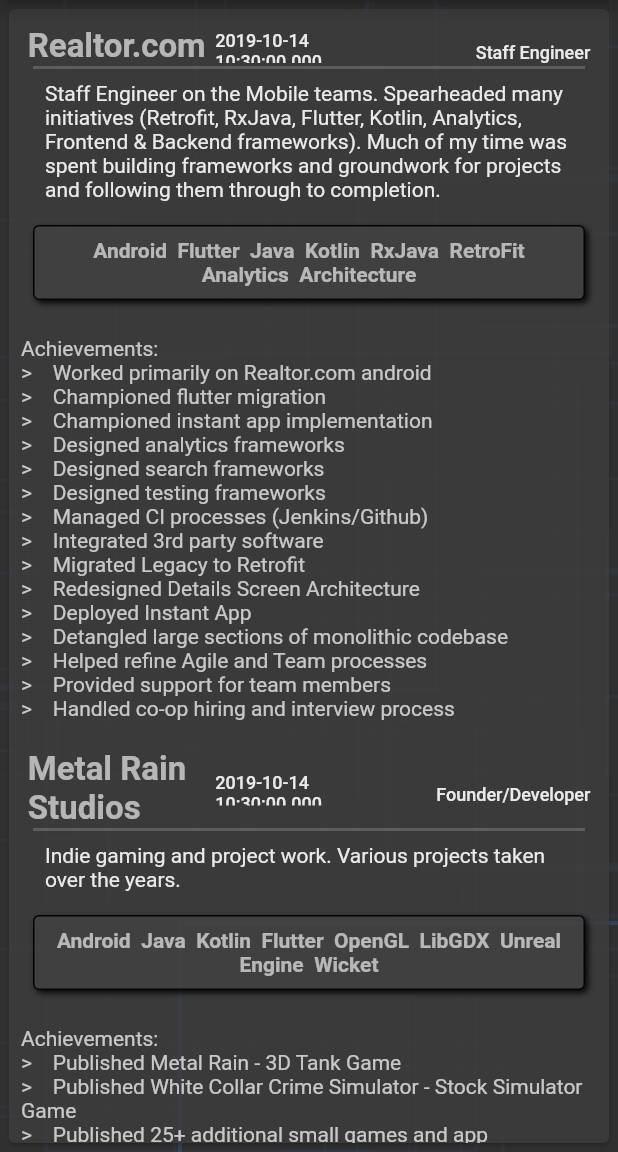
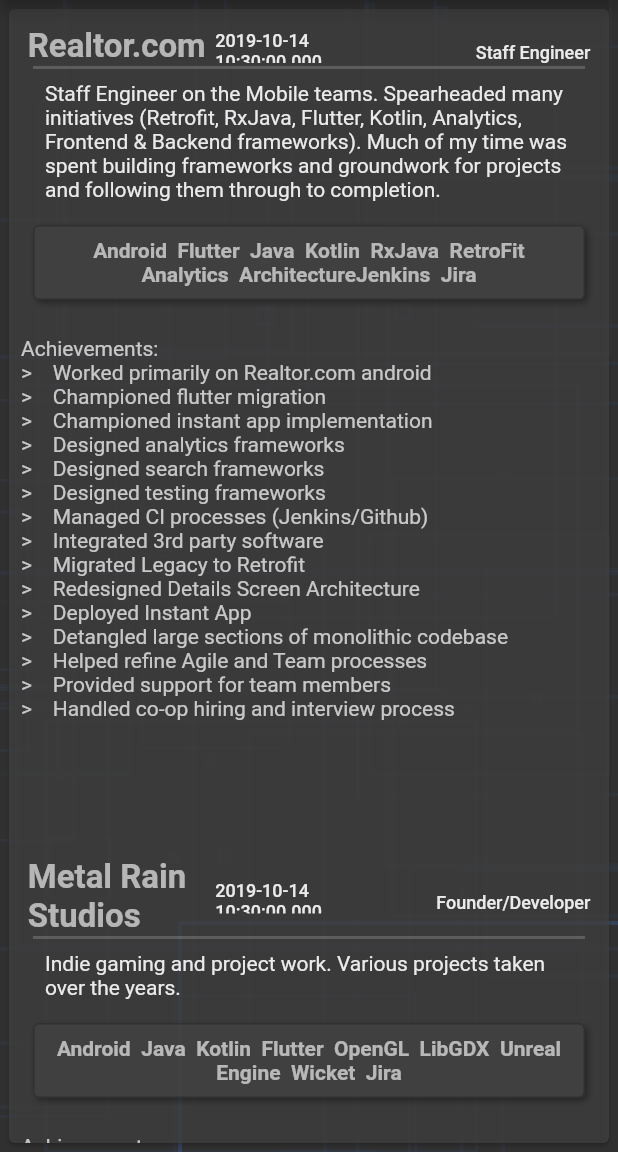
Before and after one commit to ahammer/flutter_resume, a Flutter app: the screen it shows after launch, on a phone screen of 412 x 824 dp, the part 84-1236 px from its top. Run offline on Flutter 3.47's test engine with Material 2 defaults, Android fonts, the phone set to English and light mode, and no system bars; our stand-ins replace url_launcher_web; Roboto replaces fonts that are missing (Helvetica).

Commit message:
resume content

```diff
--- a/lib/screens/about/resume_screen.dart
+++ b/lib/screens/about/resume_screen.dart
@@ -84,6 +84,8 @@ final Map<String, Job> kJobExperienceWidgets = {
         "RetroFit",
         "Analytics",
         "Architecture"
+        "Jenkins",
+        "Jira"
       ],
       summary:
           "Staff Engineer on the Mobile teams. Spearheaded many initiatives "
@@ -104,7 +106,7 @@ final Map<String, Job> kJobExperienceWidgets = {
       endDate: DateTime.now(),
       startDate: DateTime.now(),
       roles: <String>["a", "b", "c"],
-      skills: <String>["Android", "Java", "Kotlin", "Flutter", "OpenGL", "LibGDX", "Unreal Engine", "Wicket"],
+      skills: <String>["Android", "Java", "Kotlin", "Flutter", "OpenGL", "LibGDX", "Unreal Engine", "Wicket", "Jira"],
       summary:
           "Indie gaming and project work. Various projects taken over the years."),
 
@@ -121,62 +123,50 @@ final Map<String, Job> kJobExperienceWidgets = {
       endDate: DateTime.now(),
       startDate: DateTime.now(),
       roles: <String>["a", "b", "c"],
-      skills: <String>["a", "b", "c"],
+      skills: <String>["Java", "Android", "Jira"],
       summary:
           "While at Pni, I used my experience to improve their platform and tools, and help implement"
           "new products on their platform"),
 
 
-/*
-Tio Networks, Vancouver, BC 11/2011 – 11/2013
-Senior Android Developer
- Helped build and deliver the Android version of Tio&#39;s mobile pay framework. This software
-vertical allows bill-payment in a generic app, as well as client-branded bill payment
-applications
- Tio Networks Bill payment platform:
-o PG&amp;E Mobile payments App
-o Mobilicity Payments App
-o El Paso Electric Payments App
-o Tio Mobile Pay
-Tio&#39;s applications are centered on bill payment for 3rd party power and mobile companies.
-We deploy several applications each quarter to various markets.
-*/
-  "Mirabel": Job(
-      company: "Realtor.com",
-      title: "Staff Engineer",
-      achievements: ["a", "b", "c"],
+
+  "Tio": Job(
+      company: "Tio Networks",
+      title: "Senior Mobile Engineer",
+      achievements: ["Developed TioMobilePay (android)", "Deployed (PG&E, Mobilicity, El Paso Electric, TioMobilePay) branded versions.", "Branded C# Payment Kiosk"],
       endDate: DateTime.now(),
       startDate: DateTime.now(),
       roles: <String>["a", "b", "c"],
-      skills: <String>["a", "b", "c"],
+      skills: <String>["Android", "Java", ".NET", "Jira"],
       summary:
-          "Staff Engineer on the Mobile teams. Spearheaded many initiatives (Retrofit, RxJava, Flutter, Kotlin, Analytics, Frontend & Backend frameworks). Much of my time was spent building frameworks and groundwork for projects and following them through to completion."),
+          "Helped build and deliver the Android version of Tio&#39;s mobile pay framework. This software"
+          "vertical allows bill-payment in a generic app, as well as client-branded bill payment"
+          "applications"),
 
 
-  "AFSI": Job(
-      company: "Realtor.com",
+/*
+Atimi Software, Vancouver 12/2010 – 10/2011
+Senior Android Developer
+ Engineer and Architect of the Atimi Mobile Sport Framework Atimi Sports Framework
+Apps.
+ In 8 months we developed Applications for the following sports teams:
+o Version 1.x: Canucks, Blackhawks, Flames
+o Version 2.0: Senators, Lions
+o Pending Release: Rangers, Canadiens
+ Lead a team of varying size up to 4 developers.
+ Optimized and improved company processes
+*/
+
+  "Atimi": Job(
+      company: "Atimi Software",
       title: "Staff Engineer",
-      achievements: ["a", "b", "c"],
-      endDate: DateTime.now(),
-      startDate: DateTime.now(),
+      achievements: ["Deleveloped Atimi Mobile Sports Framework", "Developed Canucks, Blackhawks, Flames, Senators, Lions, Rangers and Canadiens apps", "Led a team of 4 developers", "Optimized development processes"],
+      endDate:DateTime.utc(2010, DateTime.december),
+      startDate: DateTime.utc(2011, DateTime.october),
       roles: <String>["a", "b", "c"],
-      skills: <String>["a", "b", "c"],
+      skills: <String>["Android", "Java", "Jira"],
       summary:
-          "Staff Engineer on the Mobile teams. Spearheaded many initiatives (Retrofit, RxJava, Flutter, Kotlin, Analytics, Frontend & Backend frameworks). Much of my time was spent building frameworks and groundwork for projects and following them through to completion."),
-
-
-
-
-  "MindQuake": Job(
-      company: "Realtor.com",
-      title: "Staff Engineer",
-      achievements: ["a", "b", "c"],
-      endDate: DateTime.now(),
-      startDate: DateTime.now(),
-      roles: <String>["a", "b", "c"],
-      skills: <String>["a", "b", "c"],
-      summary:
-          "Staff Engineer on the Mobile teams. Spearheaded many initiatives (Retrofit, RxJava, Flutter, Kotlin, Analytics, Frontend & Backend frameworks). Much of my time was spent building frameworks and groundwork for projects and following them through to completion."),
+          "Senior Android Engineer. Developed mobile sports framework and deployed numerous brandings."),
 };
 
 class ResumeScreenBody extends StatefulWidget {
@@ -217,6 +207,7 @@ class _ResumeScreenBodyState extends State<ResumeScreenBody> {
               job: job,
             ),
             AchiementsWidget(job: job),
+            Container(height:72),
           ]),
         )
       ];
@@ -287,11 +278,11 @@ class JobSkillsWidget extends StatelessWidget {
       child: Container(
           width: 120,
           decoration: BoxDecoration(
-              border: Border.all(),
+              border: Border.all(color: Colors.black26),
               color: Theme.of(context).colorScheme.surface,
               boxShadow: [
                 BoxShadow(
-                    blurRadius: 3, offset: Offset(2, 2), color: Colors.black)
+                    blurRadius: 3, offset: Offset(2, 2), color: Colors.black38)
               ],
               borderRadius: BorderRadius.circular(4)),
           child: Padding(
```
